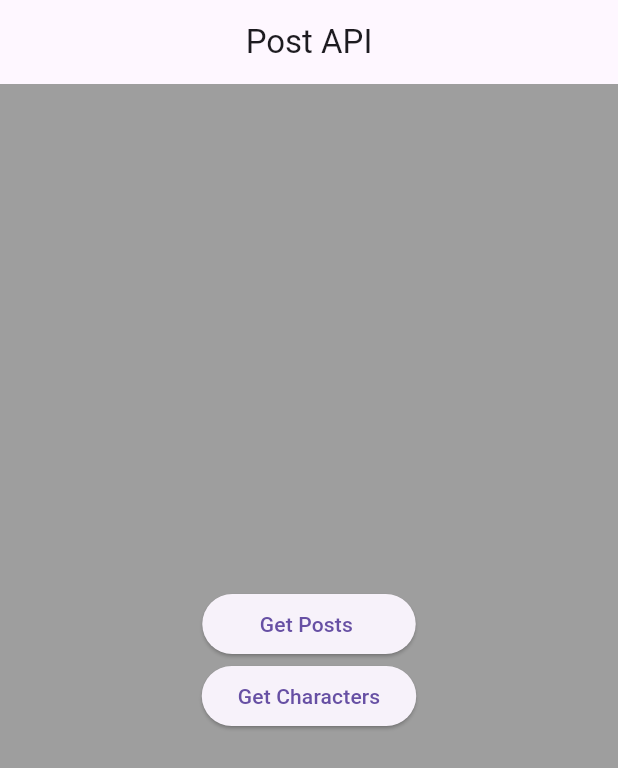
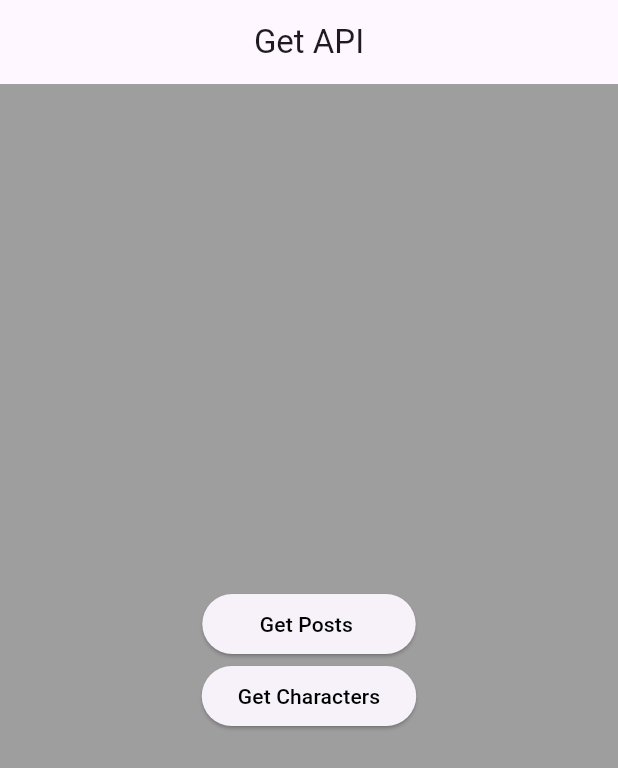
Before and after one commit to ZubaerHaider/public_api3, a Flutter app: the screen it shows after launch, on a phone screen of 412 x 824 dp. Shown: the top 768 px of the screen. Run offline on Flutter 3.47's test engine with Material 3 defaults, Android fonts, the phone set to English and light mode, and no system bars.

Commit message:
new commit

```diff
--- a/lib/presentation/screens/home_screen.dart
+++ b/lib/presentation/screens/home_screen.dart
@@ -12,7 +12,7 @@ class HomeScreen extends StatelessWidget {
     return Scaffold(
       backgroundColor: Colors.grey,
       appBar: AppBar(
-        title: const Text('Post API'),
+        title: const Text('Get API'),
         centerTitle: true,
       ),
       body: Center(
@@ -25,7 +25,10 @@ class HomeScreen extends StatelessWidget {
                   MaterialPageRoute(builder: (context) => const PostScreen()),
                 );
               },
-              child: const Text('    Get Posts     '),
+              child: const Text('    Get Posts     ',
+              style: TextStyle(
+                color: Colors.black
+              ),),
             ),
 
             ElevatedButton(
@@ -34,7 +37,10 @@ class HomeScreen extends StatelessWidget {
                   MaterialPageRoute(builder: (context) => const CharacterScreen()),
                 );
               },
-              child: const Text('Get Characters'),
+              child: const Text('Get Characters',
+                style: TextStyle(
+                    color: Colors.black
+                ),),
             ),
           ],
         ),
```
